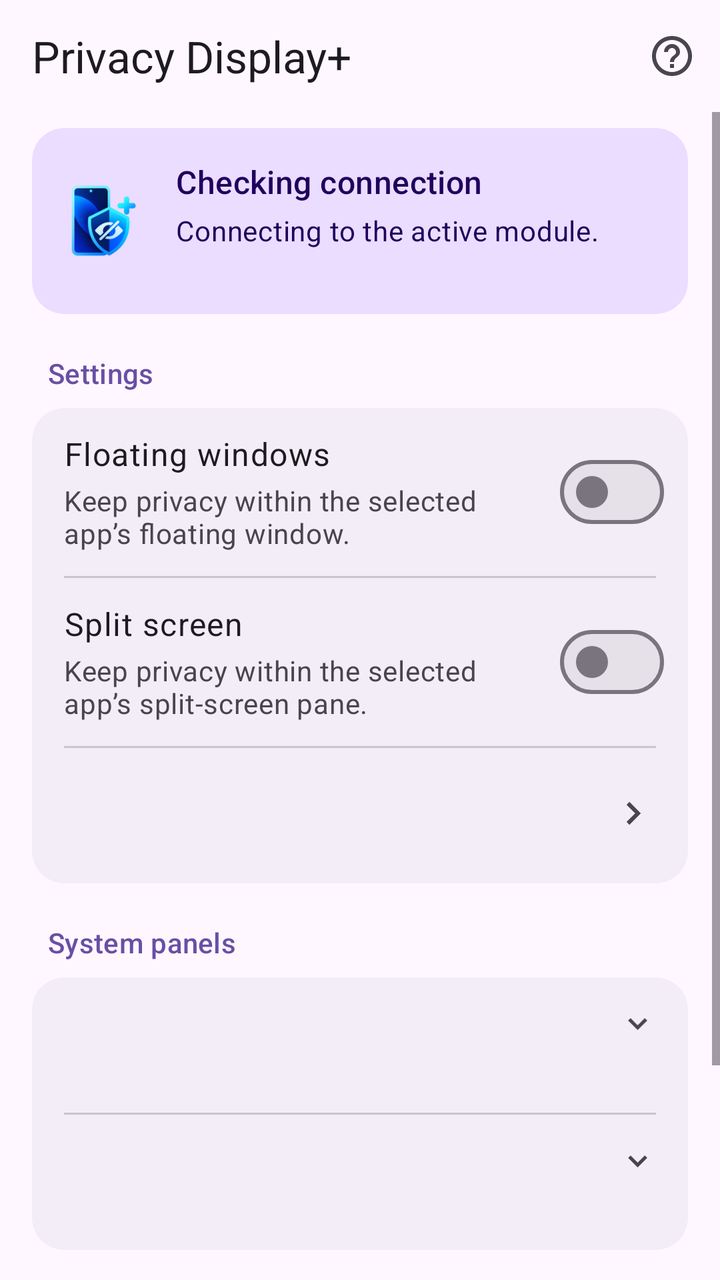
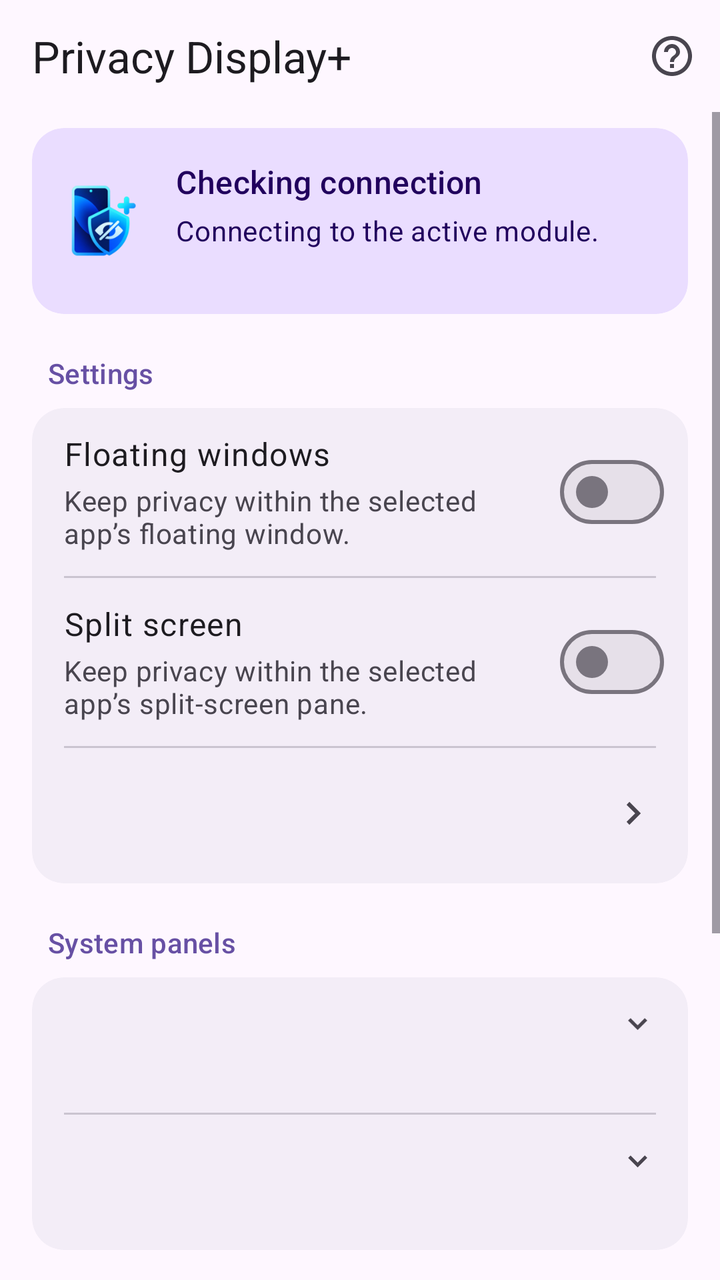

The first picture is an Android layout as it rendered before a commit; the second is the same layout after the commit. The layout source and the unified diff follow.
<!-- AndroidManifest.xml: application theme Theme.PrivacyDisplayPlus -->
<!-- res/layout/activity_main.xml -->
<?xml version="1.0" encoding="utf-8"?>
<LinearLayout xmlns:android="http://schemas.android.com/apk/res/android"
    xmlns:app="http://schemas.android.com/apk/res-auto"
    android:id="@+id/screen" android:layout_width="match_parent" android:layout_height="match_parent"
    android:orientation="vertical">
    <com.google.android.material.appbar.MaterialToolbar
        android:id="@+id/toolbar" android:layout_width="match_parent" android:layout_height="56dp"
        app:title="@string/app_name" app:menu="@menu/main"
        app:contentInsetStart="16dp" app:contentInsetEnd="8dp"
        app:titleTextAppearance="@style/TextAppearance.Material3.TitleLarge" />
    <ScrollView android:layout_width="match_parent" android:layout_height="0dp"
        android:layout_weight="1" android:clipToPadding="false" android:fillViewport="false">
        <LinearLayout android:layout_width="match_parent" android:layout_height="wrap_content"
            android:orientation="vertical" android:paddingStart="16dp" android:paddingEnd="16dp"
            android:paddingTop="8dp" android:paddingBottom="20dp">
            <com.google.android.material.card.MaterialCardView
                style="@style/Widget.Material3.CardView.Filled"
                android:layout_width="match_parent" android:layout_height="wrap_content"
                app:cardBackgroundColor="?attr/colorPrimaryContainer" app:cardElevation="0dp"
                app:shapeAppearanceOverlay="@style/Shape.PrivacyDisplayPlus.Card">
                <LinearLayout android:layout_width="match_parent" android:layout_height="wrap_content"
                    android:orientation="horizontal" android:gravity="center_vertical" android:padding="16dp">
                    <ImageView android:layout_width="40dp" android:layout_height="48dp"
                        android:layout_marginEnd="16dp" android:src="@drawable/ic_brand"
                        android:importantForAccessibility="no" android:contentDescription="@null" />
                    <LinearLayout android:layout_width="0dp" android:layout_height="wrap_content"
                        android:layout_weight="1" android:orientation="vertical">
                        <TextView android:id="@+id/status_title"
                            android:layout_width="match_parent" android:layout_height="wrap_content"
                            android:text="@string/status_connecting"
                            android:textAppearance="@style/TextAppearance.Material3.TitleMedium"
                            android:textColor="?attr/colorOnPrimaryContainer"
                            android:accessibilityLiveRegion="polite" />
                        <TextView android:id="@+id/status_detail"
                            android:layout_width="match_parent" android:layout_height="wrap_content"
                            android:minLines="2" android:layout_marginTop="4dp"
                            android:text="@string/status_connecting_detail"
                            android:textAppearance="@style/TextAppearance.Material3.BodyMedium"
                            android:textColor="?attr/colorOnPrimaryContainer" />
                    </LinearLayout>
                </LinearLayout>
            </com.google.android.material.card.MaterialCardView>

            <TextView android:layout_width="match_parent" android:layout_height="wrap_content"
                android:layout_marginTop="20dp" android:layout_marginStart="8dp" android:layout_marginBottom="8dp"
                android:text="@string/settings_section"
                android:textAppearance="@style/TextAppearance.Material3.LabelLarge"
                android:textColor="?attr/colorPrimary" android:accessibilityHeading="true" />
            <com.google.android.material.card.MaterialCardView
                style="@style/Widget.Material3.CardView.Filled"
                android:layout_width="match_parent" android:layout_height="wrap_content"
                app:cardBackgroundColor="?attr/colorSurfaceContainer" app:cardElevation="0dp"
                app:shapeAppearanceOverlay="@style/Shape.PrivacyDisplayPlus.Card">
                <LinearLayout android:layout_width="match_parent" android:layout_height="wrap_content"
                    android:orientation="vertical">
                    <LinearLayout android:layout_width="match_parent" android:layout_height="wrap_content"
                        android:orientation="horizontal" android:gravity="center_vertical"
                        android:paddingStart="16dp" android:paddingEnd="12dp"
                        android:paddingTop="12dp" android:paddingBottom="12dp">
                        <LinearLayout android:layout_width="0dp" android:layout_height="wrap_content"
                            android:layout_weight="1" android:orientation="vertical" android:layout_marginEnd="12dp">
                            <TextView android:layout_width="match_parent" android:layout_height="wrap_content"
                                android:text="@string/floating_title" android:labelFor="@id/popup_toggle"
                                android:textAppearance="@style/TextAppearance.Material3.BodyLarge"
                                android:textColor="?attr/colorOnSurface" />
                            <TextView android:layout_width="match_parent" android:layout_height="wrap_content"
                                android:layout_marginTop="3dp" android:text="@string/floating_description"
                                android:textAppearance="@style/TextAppearance.Material3.BodyMedium"
                                android:textColor="?attr/colorOnSurfaceVariant" />
                        </LinearLayout>
                        <com.google.android.material.materialswitch.MaterialSwitch
                            android:id="@+id/popup_toggle" android:layout_width="wrap_content"
                            android:layout_height="48dp" android:minWidth="48dp"
                            android:contentDescription="@string/floating_title" />
                    </LinearLayout>
                    <com.google.android.material.divider.MaterialDivider
                        android:layout_width="match_parent" android:layout_height="1dp"
                        app:dividerInsetStart="16dp" app:dividerInsetEnd="16dp" />
                    <LinearLayout android:layout_width="match_parent" android:layout_height="wrap_content"
                        android:orientation="horizontal" android:gravity="center_vertical"
                        android:paddingStart="16dp" android:paddingEnd="12dp"
                        android:paddingTop="12dp" android:paddingBottom="12dp">
                        <LinearLayout android:layout_width="0dp" android:layout_height="wrap_content"
                            android:layout_weight="1" android:orientation="vertical" android:layout_marginEnd="12dp">
                            <TextView android:layout_width="match_parent" android:layout_height="wrap_content"
                                android:text="@string/split_title" android:labelFor="@id/split_toggle"
                                android:textAppearance="@style/TextAppearance.Material3.BodyLarge"
                                android:textColor="?attr/colorOnSurface" />
                            <TextView android:layout_width="match_parent" android:layout_height="wrap_content"
                                android:layout_marginTop="3dp" android:text="@string/split_description"
                                android:textAppearance="@style/TextAppearance.Material3.BodyMedium"
                                android:textColor="?attr/colorOnSurfaceVariant" />
                        </LinearLayout>
                        <com.google.android.material.materialswitch.MaterialSwitch
                            android:id="@+id/split_toggle" android:layout_width="wrap_content"
                            android:layout_height="48dp" android:minWidth="48dp"
                            android:contentDescription="@string/split_title" />
                    </LinearLayout>
                    <com.google.android.material.divider.MaterialDivider
                        android:layout_width="match_parent" android:layout_height="1dp"
                        app:dividerInsetStart="16dp" app:dividerInsetEnd="16dp" />
                    <include android:id="@+id/app_rules" layout="@layout/settings_action_row" />
                </LinearLayout>
            </com.google.android.material.card.MaterialCardView>

            <TextView android:layout_width="match_parent" android:layout_height="wrap_content"
                android:layout_marginTop="20dp" android:layout_marginStart="8dp" android:layout_marginBottom="8dp"
                android:text="@string/system_panels_section"
                android:textAppearance="@style/TextAppearance.Material3.LabelLarge"
                android:textColor="?attr/colorPrimary" android:accessibilityHeading="true" />
            <com.google.android.material.card.MaterialCardView
                style="@style/Widget.Material3.CardView.Filled"
                android:layout_width="match_parent" android:layout_height="wrap_content"
                app:cardBackgroundColor="?attr/colorSurfaceContainer" app:cardElevation="0dp"
                app:shapeAppearanceOverlay="@style/Shape.PrivacyDisplayPlus.Card">
                <LinearLayout android:layout_width="match_parent" android:layout_height="wrap_content"
                    android:orientation="vertical">
                    <include android:id="@+id/notification_center_level" layout="@layout/settings_menu_row" />
                    <com.google.android.material.divider.MaterialDivider
                        android:layout_width="match_parent" android:layout_height="1dp"
                        app:dividerInsetStart="16dp" app:dividerInsetEnd="16dp" />
                    <include android:id="@+id/quick_settings_level" layout="@layout/settings_menu_row" />
                </LinearLayout>
            </com.google.android.material.card.MaterialCardView>

            <com.google.android.material.button.MaterialButton
                android:id="@+id/soft_reboot" style="@style/Widget.Material3.Button.TonalButton"
                android:layout_width="match_parent" android:layout_height="wrap_content"
                android:layout_marginTop="16dp" android:minHeight="48dp"
                android:text="@string/soft_reboot"
                android:textAppearance="@style/TextAppearance.Material3.LabelLarge" />
            <TextView android:id="@+id/reboot_status"
                android:layout_width="match_parent" android:layout_height="wrap_content"
                android:layout_marginTop="4dp" android:paddingStart="8dp" android:paddingEnd="8dp"
                android:gravity="center" android:text="@string/reboot_root_hint"
                android:textAppearance="@style/TextAppearance.Material3.BodySmall"
                android:textColor="?attr/colorOnSurfaceVariant" android:accessibilityLiveRegion="polite" />

            <TextView android:layout_width="match_parent" android:layout_height="wrap_content"
                android:layout_marginTop="12dp" android:paddingStart="8dp" android:paddingEnd="8dp"
                android:text="@string/samsung_hint"
                android:textAppearance="@style/TextAppearance.Material3.BodySmall"
                android:textColor="?attr/colorOnSurfaceVariant" />
        </LinearLayout>
    </ScrollView>
</LinearLayout>
<!-- res/layout/settings_action_row.xml (included above) -->
<?xml version="1.0" encoding="utf-8"?>
<LinearLayout xmlns:android="http://schemas.android.com/apk/res/android"
    android:layout_width="match_parent" android:layout_height="wrap_content"
    android:orientation="horizontal" android:gravity="center_vertical"
    android:paddingStart="16dp" android:paddingEnd="16dp" android:paddingTop="12dp" android:paddingBottom="12dp"
    android:minHeight="64dp" android:clickable="true" android:focusable="true"
    android:background="?attr/selectableItemBackground">
    <LinearLayout android:layout_width="0dp" android:layout_height="wrap_content"
        android:layout_weight="1" android:orientation="vertical" android:layout_marginEnd="12dp">
        <TextView android:id="@+id/action_title" android:layout_width="match_parent" android:layout_height="wrap_content"
            android:textAppearance="@style/TextAppearance.Material3.BodyLarge" android:textColor="?attr/colorOnSurface" />
        <TextView android:id="@+id/action_detail" android:layout_width="match_parent" android:layout_height="wrap_content"
            android:layout_marginTop="3dp" android:textAppearance="@style/TextAppearance.Material3.BodyMedium"
            android:textColor="?attr/colorOnSurfaceVariant" />
    </LinearLayout>
    <ImageView android:layout_width="24dp" android:layout_height="24dp" android:src="@drawable/ic_chevron_right"
        android:importantForAccessibility="no" android:contentDescription="@null" />
</LinearLayout>
<!-- res/layout/settings_menu_row.xml (included above) -->
<?xml version="1.0" encoding="utf-8"?>
<LinearLayout xmlns:android="http://schemas.android.com/apk/res/android" xmlns:app="http://schemas.android.com/apk/res-auto"
    android:layout_width="match_parent" android:layout_height="wrap_content"
    android:orientation="vertical" android:gravity="center_vertical"
    android:paddingStart="16dp" android:paddingEnd="16dp"
    android:paddingTop="12dp" android:paddingBottom="12dp" android:minHeight="64dp"
    android:clickable="true" android:focusable="true"
    android:background="?attr/selectableItemBackground">
    <LinearLayout android:layout_width="match_parent" android:layout_height="wrap_content"
        android:orientation="horizontal" android:gravity="center_vertical"
        android:importantForAccessibility="noHideDescendants">
        <TextView android:id="@+id/choice_title" android:layout_width="0dp" android:layout_height="wrap_content"
            android:layout_weight="1" android:layout_marginEnd="12dp"
            android:textAppearance="@style/TextAppearance.Material3.BodyLarge" android:textColor="?attr/colorOnSurface" />
        <LinearLayout android:id="@+id/choice_control" android:layout_width="wrap_content" android:layout_height="wrap_content"
            android:orientation="horizontal" android:gravity="center">
            <TextView android:id="@+id/choice_value" android:layout_width="wrap_content" android:layout_height="wrap_content"
                android:singleLine="true" android:textAppearance="@style/TextAppearance.Material3.BodyMedium"
                android:textColor="?attr/colorPrimary" android:textAlignment="viewEnd" />
            <ImageView android:id="@+id/choice_arrow" android:layout_width="20dp" android:layout_height="20dp"
                android:layout_marginStart="8dp" android:src="@drawable/ic_chevron_right" android:rotation="90"
                app:tint="?attr/colorOnSurfaceVariant" android:importantForAccessibility="no" android:contentDescription="@null" />
        </LinearLayout>
    </LinearLayout>
    <TextView android:id="@+id/choice_description" android:layout_width="match_parent" android:layout_height="wrap_content"
        android:layout_marginTop="3dp" android:textAppearance="@style/TextAppearance.Material3.BodyMedium"
        android:textColor="?attr/colorOnSurfaceVariant" android:importantForAccessibility="no" />
</LinearLayout>
<!-- resources referenced by this layout -->
<resources>
  <!-- drawable ic_brand: png bitmap (drawable-hdpi, 7210 bytes) -->
  <!-- drawable ic_chevron_right (drawable) -->
  <vector xmlns:android="http://schemas.android.com/apk/res/android" android:width="24dp" android:height="24dp"
      android:viewportWidth="24" android:viewportHeight="24" android:autoMirrored="true" android:tint="?attr/colorOnSurfaceVariant">
      <path android:fillColor="#FFFFFFFF" android:pathData="M9.29,6.71L13.59,11l-4.3,4.29L10.71,16.71 16.41,11 10.71,5.29z" />
  </vector>
  <string name="app_name">Privacy Display+</string>
  <string name="floating_description">Keep privacy within the selected app\u2019s floating window.</string>
  <string name="floating_title">Floating windows</string>
  <string name="reboot_root_hint">Requires root. Running apps will close.</string>
  <string name="samsung_hint">Choose apps in Samsung Privacy Display. Other privacy settings remain in effect.</string>
  <string name="settings_section">Settings</string>
  <string name="soft_reboot">Soft reboot</string>
  <string name="split_description">Keep privacy within the selected app\u2019s split-screen pane.</string>
  <string name="split_title">Split screen</string>
  <string name="status_connecting">Checking connection</string>
  <string name="status_connecting_detail">Connecting to the active module.</string>
  <string name="system_panels_section">System panels</string>
  <style name="Shape.PrivacyDisplayPlus.Card" parent="">
          <item name="cornerFamily">rounded</item>
          <item name="cornerSize">16dp</item>
      </style>
  <style name="Theme.PrivacyDisplayPlus" parent="Theme.Material3.DayNight.NoActionBar">
          <item name="android:windowBackground">?attr/colorSurface</item>
          <item name="android:statusBarColor">@android:color/transparent</item>
          <item name="android:navigationBarColor">@android:color/transparent</item>
      </style>
</resources>

<!-- the commit's change to res/layout/activity_main.xml (unified diff, before → after) -->
@@ -121,6 +121,19 @@
                         app:dividerInsetStart="16dp" app:dividerInsetEnd="16dp" />
                     <include android:id="@+id/quick_settings_level" layout="@layout/settings_menu_row" />
                 </LinearLayout>
+            </com.google.android.material.card.MaterialCardView>
+
+            <TextView android:layout_width="match_parent" android:layout_height="wrap_content"
+                android:layout_marginTop="20dp" android:layout_marginStart="8dp" android:layout_marginBottom="8dp"
+                android:text="@string/lock_screen_section"
+                android:textAppearance="@style/TextAppearance.Material3.LabelLarge"
+                android:textColor="?attr/colorPrimary" android:accessibilityHeading="true" />
+            <com.google.android.material.card.MaterialCardView
+                style="@style/Widget.Material3.CardView.Filled"
+                android:layout_width="match_parent" android:layout_height="wrap_content"
+                app:cardBackgroundColor="?attr/colorSurfaceContainer" app:cardElevation="0dp"
+                app:shapeAppearanceOverlay="@style/Shape.PrivacyDisplayPlus.Card">
+                <include android:id="@+id/lock_screen_level" layout="@layout/settings_menu_row" />
             </com.google.android.material.card.MaterialCardView>
 
             <com.google.android.material.button.MaterialButton
<!-- resource entries referenced after the edit -->
@@ -9,6 +9,7 @@
   <string name="app_name">Privacy Display+</string>
   <string name="floating_description">Keep privacy within the selected app\u2019s floating window.</string>
   <string name="floating_title">Floating windows</string>
+  <string name="lock_screen_section">Lock screen</string>
   <string name="reboot_root_hint">Requires root. Running apps will close.</string>
   <string name="samsung_hint">Choose apps in Samsung Privacy Display. Other privacy settings remain in effect.</string>
   <string name="settings_section">Settings</string>
